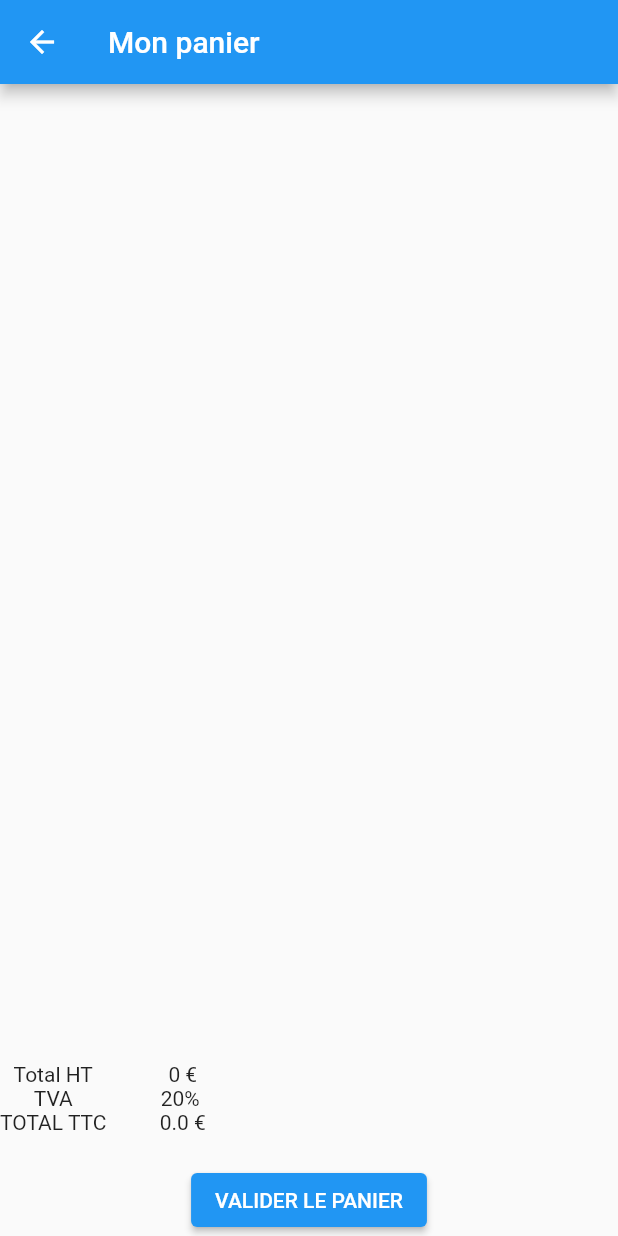
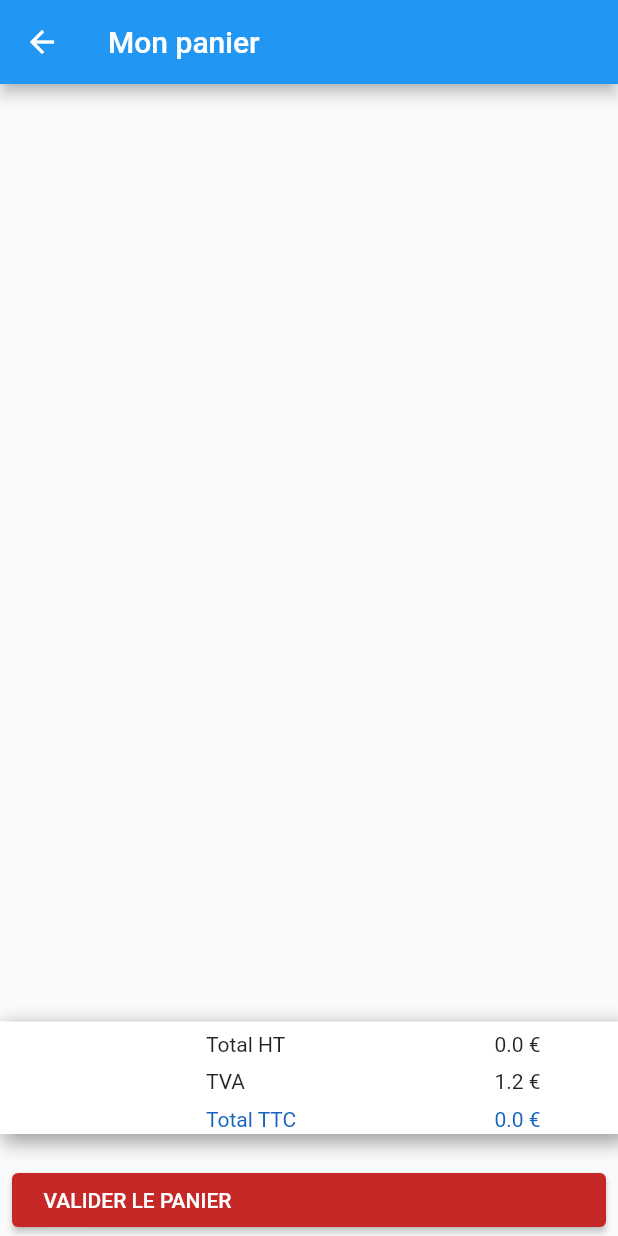
Before and after one commit to Keryanne/pizzeria, a Flutter app: the screen it shows after launch, after a tap on the "shopping cart" icon, on a phone screen of 412 x 824 dp. Run offline on Flutter 3.47's test engine with Material 2 defaults, Android fonts, the phone set to English and light mode, and no system bars.

Commit message:
Fin du panier

```diff
--- a/lib/models/cart.dart
+++ b/lib/models/cart.dart
@@ -18,13 +18,25 @@ class Cart {
 
   double totalPanier() {
     double total = 0;
+
     _items.forEach((item) {
-      total = CartItem.pizza.total * quantity;
+      total += item.pizza.total * item.quantity;
     });
     // foreach sur _items
     // pizza.total * quantity (cartItem)
 
     return total;
+  }
+
+  double totalPanierHT() {
+    double totalHT = 0;
+    double tva = 1.2; // Avec une TVA de 20%
+
+       _items.forEach((item) {
+      totalHT += ((item.pizza.total * item.quantity) / tva).round();
+    });
+
+    return totalHT;
   }
 
   void addProduct(Pizza pizza) {
@@ -43,13 +55,13 @@ class Cart {
   void removeProduct(Pizza pizza) {
     // Recherche du produit
     int index = findCartItemIndex(pizza.id);
-    if (index == -1) {
+    if (index != 0) {
       // Supression
-
       CartItem item = _items[index];
       item.quantity--;
     } else {
       _items.removeAt(index);
+
     }
   }
 
--- a/lib/ui/panier.dart
+++ b/lib/ui/panier.dart
@@ -28,43 +28,104 @@ class _PanierState extends State<Panier> {
                 itemBuilder: (context, index) => _buildItem(widget._cart.getCartItem(index))
              ),
            ),
-          Row(
+            Container(
+              decoration: BoxDecoration(
+                 color: Colors.white,
+                 boxShadow: [
+                  BoxShadow(
+                    color: Colors.grey,
+                    spreadRadius: 2.0,
+                    blurRadius: 10,
+                    offset: Offset(4.0, 4.0)
+                  )
+               ]),
+              child: Table(
+                children: [
+                  TableRow(children: [
+                    Column(children: [Text('', style: TextStyle(height: 1.0))]),
+                    Column(crossAxisAlignment: CrossAxisAlignment.start, children: [Text('Total HT', style: TextStyle(height: 1.8))]),
+                    Column(children: [Text(' ${widget._cart.totalPanierHT()} €', style: TextStyle(height: 1.8))])
+                    ]),
+                    TableRow(children: [
+                    Column(children: [Text('', style: TextStyle(height: 1.0))]),
+                    Column(crossAxisAlignment: CrossAxisAlignment.start, children: [Text('TVA', style: TextStyle(height: 1.8))]),
+                    Column(children: [Text(' 1.2 €', style: TextStyle(height: 1.8))])
+                    ]),
+                    TableRow(children: [
+                    Column(children: [Text('', style: TextStyle(height: 1.0))]),
+                    Column(crossAxisAlignment: CrossAxisAlignment.start, children: [Text('Total TTC', style: TextStyle(height: 1.8, color: Colors.blue.shade800,))]),
+                    Column(children: [Text(' ${widget._cart.totalPanier()} €', style: TextStyle(height: 1.8, color: Colors.blue.shade800,))])
+                    ]),
+                ],
+              ),
+            ),
+          /* Padding(
+             padding: const EdgeInsets.all(8.0),
+             child: Container(
+               decoration: BoxDecoration(
+                 color: Colors.white,
+                 boxShadow: [
+                  BoxShadow(
+                    color: Colors.grey,
+                    spreadRadius: 2.0,
+                    blurRadius: 10,
+                    offset: Offset(4.0, 4.0)
+                  )
+               ]),
+               child:  Padding(
+                 padding: const EdgeInsets.all(3.0),
+                 child: Row(
+                   mainAxisAlignment: MainAxisAlignment.end,
                    children: [
                      Column(
+                       crossAxisAlignment: CrossAxisAlignment.start,
                        children: [
-                  Text('Total HT'),
-                  Text('TVA'),
-                  Text('TOTAL TTC'),
+                         Text('Total HT', style: TextStyle(height: 1.8),),
+                         Text('TVA', style: TextStyle(height: 1.8),),
+                         Text('TOTAL TTC', style: TextStyle(color: Colors.blue.shade800, height: 1.8),),
                         ],
                       ),
-              Padding(padding: EdgeInsets.all(16.0),),
+                      Padding(padding: EdgeInsets.all(30.0),),
+
                      Column(
+                       crossAxisAlignment: CrossAxisAlignment.end,
                        children: [
-                  Text(' ${widget._cart.totalItems()} €'),
-                  Text('20%'),
-                  Text(' ${widget._cart.totalPanier()} €'),
+                        Text(' ${widget._cart.totalPanierHT()} €', style: TextStyle(height: 1.8),),
+                         Text('1.20 €', style: TextStyle(height: 1.8),),
+                         Text(' ${widget._cart.totalPanier()} €', style: TextStyle(color: Colors.blue.shade800, height: 1.8),),
                         ],
-              )
+                      ),
+                      Padding(padding: EdgeInsets.only(right: 20.0),),
                     ]
                   ),
+               ), */
+          //    ),
+          //  ),
+         Padding(padding: EdgeInsets.only(top: 8.0, bottom: 12.0),),
+
           Padding(
-            padding: EdgeInsets.only(top: 8.0, bottom: 12.0),
+            padding: const EdgeInsets.only(right: 8.0, left: 8.0),
+            child: Container(
+              child: ElevatedButton(
+                style: ButtonStyle(
+                backgroundColor:
+                MaterialStateProperty.all<Color>(Colors.red.shade800)),
+                child: Row(
+                  children: [
+                    SizedBox(width: 5),
+                    Text('VALIDER LE PANIER'),
+                  ],
                 ),
-          Container(
-            child: ElevatedButton(
-              child: Text('VALIDER LE PANIER'),
                 onPressed: () {
                   MaterialPageRoute(builder: (context) => Panier(widget._cart));
                   print('Valider');
                 },
               )),
+          ),
         ],
       ),
     );
   }
-
-//double _quantity = 1;
-
 
   Widget _buildItem(CartItem cartItem) { //case avec les données des pizzas
 
@@ -74,16 +135,19 @@ class _PanierState extends State<Panier> {
       children: [
         Image.asset(
           'assets/images/pizza/${cartItem.pizza.image}',
-          height: 180,
+          height: 132,
           ),
-          Padding(padding: EdgeInsets.all(10.0),),
+          Padding(padding: EdgeInsets.all(3.0),),
         Column(
+          crossAxisAlignment: CrossAxisAlignment.start,
           children: [
-            Text(cartItem.pizza.title),
+            Text(cartItem.pizza.title, style: TextStyle(fontWeight: FontWeight.bold, height: 1.8),),
+            Text('${cartItem.pizza.total} €', style: TextStyle(color: Colors.grey.shade700,height: 1.8),),
+            Text('Sous total : ${_subtotal} €', style: TextStyle(color: Colors.blue.shade800, height: 1.8), ),
+          ],
+        ),
         Row(
           children: <Widget>[
-                 Text('${cartItem.pizza.total} €'),
-                  Padding(padding: EdgeInsets.all(16.0),),
             IconButton(
               icon: const Icon(Icons.remove),
               onPressed: () {
@@ -92,26 +156,26 @@ class _PanierState extends State<Panier> {
                 });
               },
             ),
-
-                Text(' ${cartItem.quantity}'),
-
+            Container(
+              decoration: BoxDecoration(
+                border: Border.all(width: 0.8, color: Colors.grey,),
+              ),
+              child: Padding(
+                padding: const EdgeInsets.all(8.0),
+                child: Text(' ${cartItem.quantity}'),
+              )
+              ),
             IconButton(
               icon: const Icon(Icons.add),
               onPressed: () {
                   setState(() {
                     widget._cart.addProduct(cartItem.pizza);
                   });
-
                 },
               ),
             ],
           ),
-            Text('Sous total : ${_subtotal} €'), //sous total prix de le pizza * nb de l'input
-          ],
-        )
-
       ],
     );
   }
-
 }
```
Also changed, not shown: pubspec.lock. Lines whose indentation alone changed are shown as unchanged.
